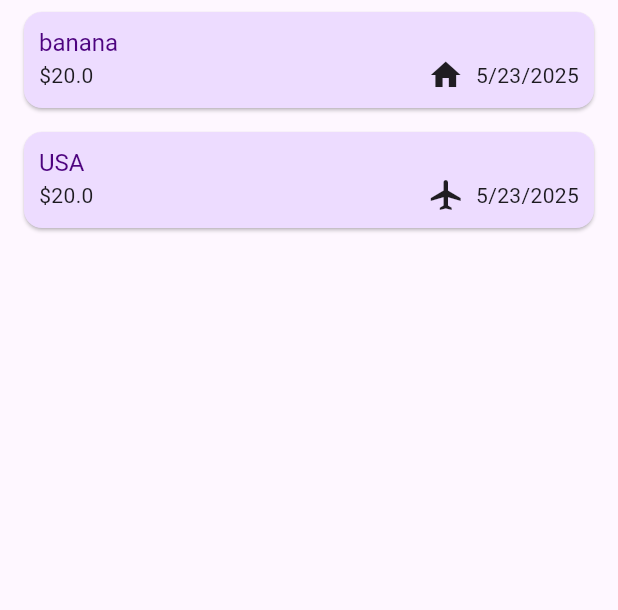
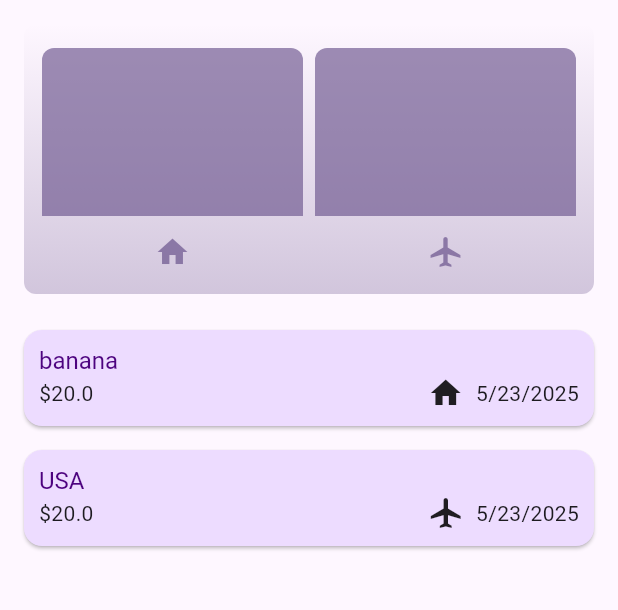
Before and after one commit to Hasan-droid/expenses_tracker, a Flutter app: the screen it shows after launch, on a phone screen of 412 x 824 dp, the part 84-694 px from its top. Run offline on Flutter 3.47's test engine with Material 3 defaults, Android fonts, the phone set to English and light mode, and no system bars.

Commit message:
133. Adding Chart Widgets
1- chart code was already provided

```diff
--- a/lib/main.dart
+++ b/lib/main.dart
@@ -23,6 +23,10 @@ void main() {
           style: ElevatedButton.styleFrom(
             backgroundColor: kDarkColorScheme.secondaryContainer,
           ),
+        ),
+        cardTheme: CardTheme().copyWith(
+          color: kColorScheme.secondary,
+          margin: EdgeInsets.symmetric(horizontal: 16, vertical: 8),
         ),
         textTheme: ThemeData.dark().textTheme.copyWith(
           titleLarge: TextStyle(
--- a/lib/models/expense.dart
+++ b/lib/models/expense.dart
@@ -22,3 +22,24 @@ class Expense {
     return formatter.format(_date);
   }
 }
+
+class ExpenseBucket {
+  final List<Expense> expenses;
+  final Category category;
+
+  ExpenseBucket(this.category, this.expenses);
+
+  ExpenseBucket.forCategory(List<Expense> allExpenses, this.category)
+    : expenses =
+          allExpenses.where((exsp) => exsp.category == category).toList();
+
+  double get totalExpenses {
+    double sum = 0;
+
+    for (final expense in expenses) {
+      sum += expense.amount; // sum = sum + expense.amount
+    }
+
+    return sum;
+  }
+}
--- a/lib/screen/expenses.dart
+++ b/lib/screen/expenses.dart
@@ -1,5 +1,6 @@
 import 'package:expenses_tracker/models/expense.dart';
 import 'package:expenses_tracker/screen/new_item.dart';
+import 'package:expenses_tracker/widgets/chart/chart.dart';
 import 'package:expenses_tracker/widgets/expenses_list.dart';
 import 'package:flutter/material.dart';
 
@@ -69,7 +70,17 @@ class _ExpensesState extends State<Expenses> {
           ),
         ],
       ),
-      body: ExpensesList(expensesList: expenses, onRemoveItem: removeItem),
+      body: Column(
+        children: [
+          Chart(expenses: expenses),
+          Expanded(
+            child: ExpensesList(
+              expensesList: expenses,
+              onRemoveItem: removeItem,
+            ),
+          ),
+        ],
+      ),
     );
   }
 }
--- /dev/null
+++ b/lib/widgets/chart/chart.dart
@@ -0,0 +1,93 @@
+import 'package:expenses_tracker/models/expense.dart';
+import 'package:flutter/material.dart';
+
+import 'package:expenses_tracker/widgets/chart/chart_bar.dart';
+import 'package:expenses_tracker/models/expense.dart';
+
+class Chart extends StatelessWidget {
+  const Chart({super.key, required this.expenses});
+
+  final List<Expense> expenses;
+
+  List<ExpenseBucket> get buckets {
+    return [
+      ExpenseBucket.forCategory(expenses, Category.houses),
+      ExpenseBucket.forCategory(expenses, Category.travel),
+    ];
+  }
+
+  double get maxTotalExpense {
+    double maxTotalExpense = 0;
+
+    for (final bucket in buckets) {
+      if (bucket.totalExpenses > maxTotalExpense) {
+        maxTotalExpense = bucket.totalExpenses;
+      }
+    }
+
+    return maxTotalExpense;
+  }
+
+  @override
+  Widget build(BuildContext context) {
+    final isDarkMode =
+        MediaQuery.of(context).platformBrightness == Brightness.dark;
+    return Container(
+      margin: const EdgeInsets.all(16),
+      padding: const EdgeInsets.symmetric(vertical: 16, horizontal: 8),
+      width: double.infinity,
+      height: 180,
+      decoration: BoxDecoration(
+        borderRadius: BorderRadius.circular(8),
+        gradient: LinearGradient(
+          colors: [
+            Theme.of(context).colorScheme.primary.withOpacity(0.3),
+            Theme.of(context).colorScheme.primary.withOpacity(0.0),
+          ],
+          begin: Alignment.bottomCenter,
+          end: Alignment.topCenter,
+        ),
+      ),
+      child: Column(
+        children: [
+          Expanded(
+            child: Row(
+              crossAxisAlignment: CrossAxisAlignment.end,
+              children: [
+                for (final bucket in buckets) // alternative to map()
+                  ChartBar(
+                    fill:
+                        bucket.totalExpenses == 0
+                            ? 0
+                            : bucket.totalExpenses / maxTotalExpense,
+                  ),
+              ],
+            ),
+          ),
+          const SizedBox(height: 12),
+          Row(
+            children:
+                buckets
+                    .map(
+                      (bucket) => Expanded(
+                        child: Padding(
+                          padding: const EdgeInsets.symmetric(horizontal: 4),
+                          child: Icon(
+                            categoryIcons[bucket.category],
+                            color:
+                                isDarkMode
+                                    ? Theme.of(context).colorScheme.secondary
+                                    : Theme.of(
+                                      context,
+                                    ).colorScheme.primary.withOpacity(0.7),
+                          ),
+                        ),
+                      ),
+                    )
+                    .toList(),
+          ),
+        ],
+      ),
+    );
+  }
+}
--- /dev/null
+++ b/lib/widgets/chart/chart_bar.dart
@@ -0,0 +1,33 @@
+import 'package:flutter/material.dart';
+
+class ChartBar extends StatelessWidget {
+  const ChartBar({super.key, required this.fill});
+
+  final double fill;
+
+  @override
+  Widget build(BuildContext context) {
+    final isDarkMode =
+        MediaQuery.of(context).platformBrightness == Brightness.dark;
+    return Expanded(
+      child: Padding(
+        padding: const EdgeInsets.symmetric(horizontal: 4),
+        child: FractionallySizedBox(
+          heightFactor: fill,
+          child: DecoratedBox(
+            decoration: BoxDecoration(
+              shape: BoxShape.rectangle,
+              borderRadius: const BorderRadius.vertical(
+                top: Radius.circular(8),
+              ),
+              color:
+                  isDarkMode
+                      ? Theme.of(context).colorScheme.secondary
+                      : Theme.of(context).colorScheme.primary.withOpacity(0.65),
+            ),
+          ),
+        ),
+      ),
+    );
+  }
+}
```
